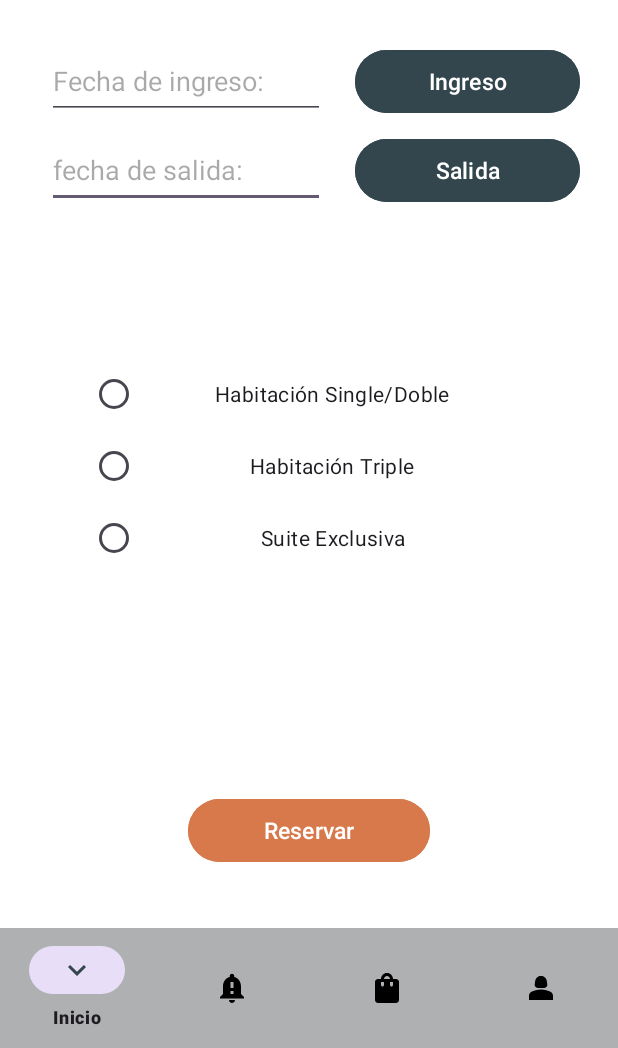
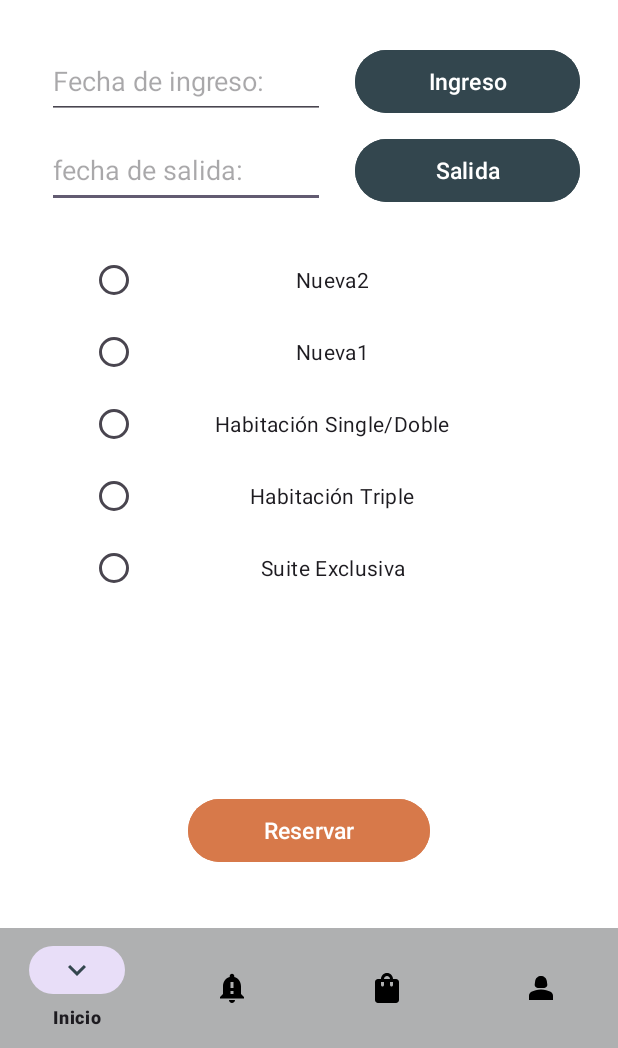
Before and after one commit to InnovacionIT/Hotel-california-Practicas, an Android app: the layout activity_home.xml on its own in the app's theme, with its tools: preview values and no code run, on a phone screen of 412 x 824 dp, the part 188-1236 px from its top. Run offline under Robolectric (Android 15) with nearby library versions, the phone set to English and light mode, and no system bars.

Commit message:
Refactor: se agregan RadioButtons para mostrar las nuevas habitaciones de la DB.

```diff
--- a/Hotel-california-mobile/app/src/main/res/layout/activity_home.xml
+++ b/Hotel-california-mobile/app/src/main/res/layout/activity_home.xml
@@ -126,15 +126,29 @@
     <RadioGroup
         android:id="@+id/RadioGroup"
         android:layout_width="291dp"
-        android:layout_height="150dp"
+        android:layout_height="wrap_content"
         android:layout_marginStart="60dp"
-        android:layout_marginTop="100dp"
+        android:layout_marginTop="24dp"
         android:layout_marginEnd="60dp"
         android:background="@color/white"
         app:layout_constraintEnd_toEndOf="parent"
         app:layout_constraintHorizontal_bias="0.0"
         app:layout_constraintStart_toStartOf="parent"
         app:layout_constraintTop_toBottomOf="@+id/buttonSalida">
+
+        <RadioButton
+            android:id="@+id/radioButtonNueva2"
+            android:layout_width="match_parent"
+            android:layout_height="wrap_content"
+            android:text="Nueva2"
+            android:textAlignment="center" />
+
+        <RadioButton
+            android:id="@+id/radioButtonNueva1"
+            android:layout_width="match_parent"
+            android:layout_height="wrap_content"
+            android:text="Nueva1"
+            android:textAlignment="center" />
 
         <RadioButton
             android:id="@+id/radioButtonSingleRoom"
@@ -161,13 +175,13 @@
     <TextView
         android:id="@+id/textErrorReserva"
         android:layout_width="0dp"
-        android:layout_height="wrap_content"
+        android:layout_height="22dp"
         android:layout_marginStart="50dp"
-        android:layout_marginTop="40dp"
         android:layout_marginEnd="50dp"
         android:textColor="@color/rojo"
         android:textSize="16sp"
         android:textStyle="italic"
+        app:layout_constraintBottom_toTopOf="@+id/reservarButton"
         app:layout_constraintEnd_toEndOf="parent"
         app:layout_constraintStart_toStartOf="parent"
         app:layout_constraintTop_toBottomOf="@+id/RadioGroup" />
```
